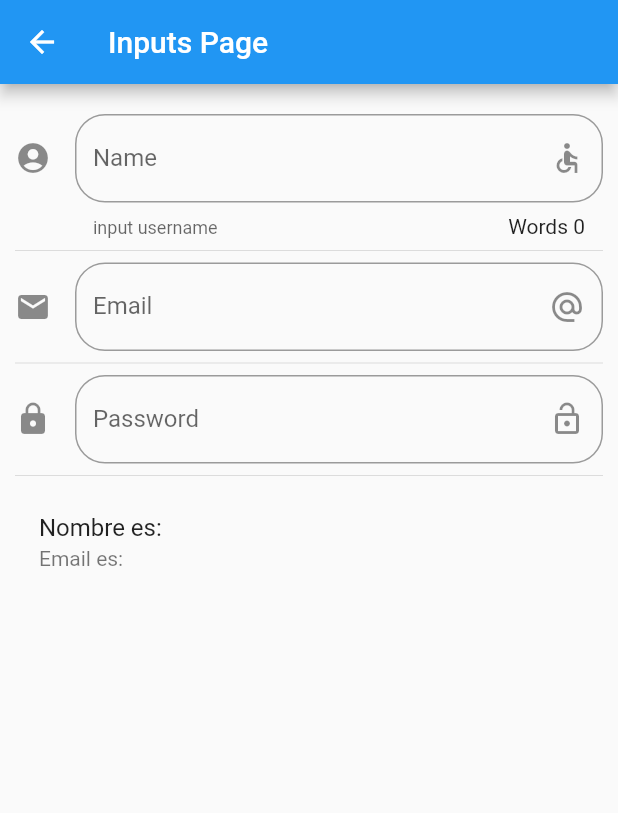
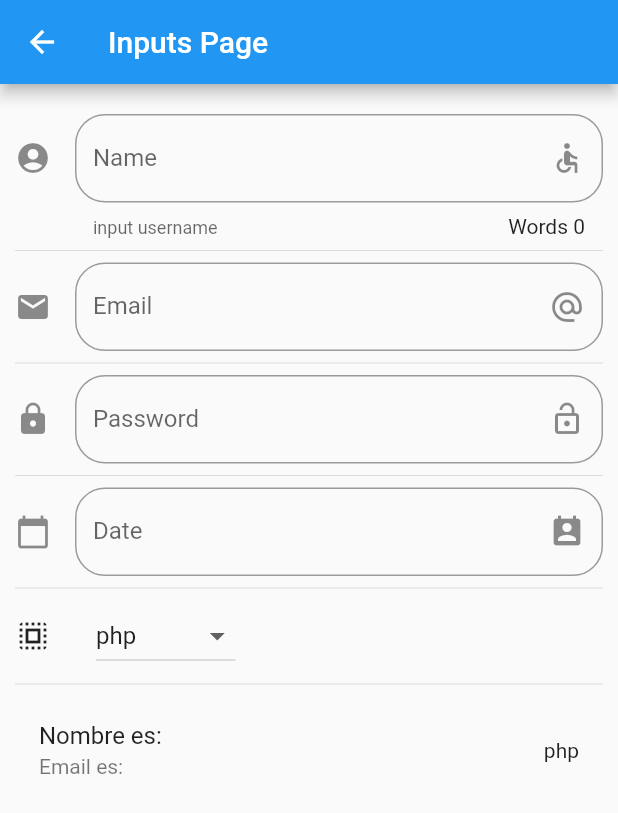
Before and after one commit to gonzalo-droid/flutter_widget, a Flutter app: the screen it shows after launch, after a tap on "Inputs", on a phone screen of 412 x 824 dp. Shown: the top 813 px of the screen. Run offline on Flutter 3.47's test engine with Material 2 defaults, Android fonts, the phone set to English and light mode, and no system bars; network calls fail.

Commit message:
add location

```diff
--- a/lib/main.dart
+++ b/lib/main.dart
@@ -1,8 +1,8 @@
 import 'package:flutter/material.dart';
 
+import 'package:flutter_localizations/flutter_localizations.dart'; //formato de idioma
 import 'package:flutter_widget/src/pages/alert_page.dart';
 import 'package:flutter_widget/src/route/route.dart';
-
 
 void main() => runApp(MyApp());
 
@@ -16,11 +16,27 @@ class MyApp extends StatelessWidget {
       initialRoute: '/', //string ruta
       routes: getApplicationRoutes(),
       //en caso no encuentre ruta mapeada
-      onGenerateRoute: (RouteSettings settings){
+      onGenerateRoute: (RouteSettings settings) {
         return MaterialPageRoute(
-          builder: (BuildContext context) => AlertPage()
-        );
+            builder: (BuildContext context) => AlertPage());
       },
+
+      //format idioma
+      localizationsDelegates: [
+        // ... app-specific localization delegate[s] here
+        // TODO: uncomment the line below after codegen
+        // AppLocalizations.delegate,
+        GlobalMaterialLocalizations.delegate,
+        GlobalWidgetsLocalizations.delegate,
+        GlobalCupertinoLocalizations.delegate,
+      ],
+      supportedLocales: [
+        const Locale('es', 'ES'), // Spanish , no country code
+        const Locale('en', 'US'), // English , no country code
+        const Locale.fromSubtags(
+            languageCode: 'zh'), // Chinese *See Advanced Locales below*
+        // ... other locales the app supports
+      ],
     );
   }
 }
--- a/lib/src/pages/input_page.dart
+++ b/lib/src/pages/input_page.dart
@@ -9,6 +9,14 @@ class _InputPageState extends State<InputPage> {
   String _name = '';
   String _email = '';
   String _password = '';
+  String _date = '';
+
+  String _optionSelected = 'php';
+
+  List<String> _skills = ['php', 'java', 'python', 'javascript', 'dart'];
+
+  TextEditingController _inputFieldDateController =
+      new TextEditingController(); //cambiar de forma dinamica el textfiel
 
   @override
   Widget build(BuildContext context) {
@@ -23,8 +31,11 @@ class _InputPageState extends State<InputPage> {
           Divider(),
           _createPassword(),
           Divider(),
+          _createDatePicker(context),
+          Divider(),
+          _createDropDown(),
+          Divider(),
           _createPeron(),
-
         ],
       ),
     );
@@ -66,10 +77,9 @@ class _InputPageState extends State<InputPage> {
     );
   }
 
-
   Widget _createPassword() {
-     return TextField(
-       obscureText: true, //no mostrar texto del pass
+    return TextField(
+      obscureText: true, //no mostrar texto del pass
       decoration: InputDecoration(
           border: OutlineInputBorder(borderRadius: BorderRadius.circular(20.0)),
           counterStyle: TextStyle(color: Colors.blueAccent),
@@ -83,14 +93,78 @@ class _InputPageState extends State<InputPage> {
     );
   }
 
+  Widget _createDatePicker(BuildContext context) {
+    return TextField(
+      enableInteractiveSelection: false, //no copiar data del input
+      controller: _inputFieldDateController, //relacion para editar este widget
+      decoration: InputDecoration(
+          border: OutlineInputBorder(borderRadius: BorderRadius.circular(20.0)),
+          counterStyle: TextStyle(color: Colors.blueAccent),
+          hintText: 'Date',
+          labelText: 'Date',
+          suffixIcon: Icon(Icons.perm_contact_calendar),
+          icon: Icon(Icons.calendar_today)),
+      onTap: () {
+        FocusScope.of(context)
+            .requestFocus(new FocusNode()); //quitar el focus del input
+        _selectDate(context);
+      },
+    );
+  }
+
+  _selectDate(BuildContext context) async {
+    //ya que regresa un Fute se usa aynsc
+    DateTime picked = await showDatePicker(
+        context: context,
+        initialDate: new DateTime.now(),
+        firstDate: new DateTime(2018),
+        lastDate: new DateTime(2025),
+        locale: Locale('es', 'ES'));
+
+    if (picked != null) {
+      setState(() {
+        _date = picked.toString();
+        _inputFieldDateController.text = _date;
+      });
+    }
+  }
+
+  List<DropdownMenuItem<String>> getOptionsDropdown() {
+    List<DropdownMenuItem<String>> list = new List();
+
+    _skills.forEach((skill) {
+      list.add(DropdownMenuItem(
+        child: Text(skill),
+        value: skill, //segun el tipo del DropdownMenuItem<String>
+      ));
+    });
+
+    return list;
+  }
+
+  Widget _createDropDown() {
+    return Row(
+      children: [
+        Icon(Icons.select_all),
+        SizedBox(width: 30.0),
+        DropdownButton(
+          value: _optionSelected,
+          items: getOptionsDropdown(),
+          onChanged: (opt) {
+            setState(() {
+              _optionSelected = opt;
+            });
+          },
+        )
+      ],
+    );
+  }
 
   Widget _createPeron() {
     return ListTile(
       title: Text('Nombre es: $_name'),
       subtitle: Text('Email es: $_email'),
+      trailing: Text(_optionSelected),
     );
   }
-
-
-
 }
--- a/pubspec.yaml
+++ b/pubspec.yaml
@@ -23,7 +23,9 @@ environment:
 dependencies:
   flutter:
     sdk: flutter
-
+    #formato de idioma https://flutter.dev/docs/development/accessibility-and-localization/internationalization
+  flutter_localizations:
+      sdk: flutter
 
   # The following adds the Cupertino Icons font to your application.
   # Use with the CupertinoIcons class for iOS style icons.
```
Also changed, not shown: pubspec.lock.
